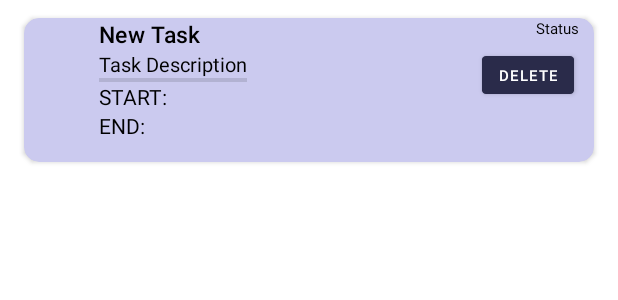
After one commit to aryna93/RMIT-Group8-BITS, an Android app: the layout calendar_week_recyclerview.xml on its own in the app's theme, with its tools: preview values and no code run, on a phone screen of 412 x 824 dp. The commit adds this screen. Shown: the top 300 px of the screen. Run offline under Robolectric (Android 15) with nearby library versions, the phone set to English and light mode, and no system bars.

```diff
--- a/Hability/app/build.gradle
+++ b/Hability/app/build.gradle
@@ -45,6 +45,7 @@ dependencies {
     implementation 'androidx.navigation:navigation-fragment-ktx:2.3.5'
     implementation 'androidx.navigation:navigation-ui-ktx:2.3.5'
     implementation 'androidx.legacy:legacy-support-v4:1.0.0'
+    implementation files('C:\\joda-time-2.10.13.jar')
     testImplementation 'junit:junit:4.+'
     androidTestImplementation 'androidx.test.ext:junit:1.1.2'
     androidTestImplementation 'androidx.test.espresso:espresso-core:3.3.0'
--- a/Hability/app/src/main/java/com/syncstorm/hability/MainActivity.kt
+++ b/Hability/app/src/main/java/com/syncstorm/hability/MainActivity.kt
@@ -50,6 +50,8 @@ class MainActivity : AppCompatActivity() {
     override fun onCreateOptionsMenu(menu: Menu): Boolean {
         // Inflate the menu; this adds items to the action bar if it is present.
         menuInflater.inflate(R.menu.main, menu)
+        val navController = findNavController(R.id.nav_host_fragment_content_main)
+        navController.navigate(R.id.nav_calendar)
         return true
     }
 
--- /dev/null
+++ b/Hability/app/src/main/java/com/syncstorm/hability/ui/calendar/CalMonthAdapter.kt
@@ -0,0 +1,4 @@
+package com.syncstorm.hability.ui.calendar
+
+class CalMonthAdapter {
+}
--- /dev/null
+++ b/Hability/app/src/main/res/layout/calendar_week_recyclerview.xml
@@ -0,0 +1,118 @@
+<?xml version="1.0" encoding="utf-8"?>
+<androidx.cardview.widget.CardView
+    xmlns:android="http://schemas.android.com/apk/res/android"
+    xmlns:card_view="http://schemas.android.com/apk/res-auto"
+    android:id="@+id/cardViewCalWeekRecycler"
+    android:layout_width="match_parent"
+    android:layout_height="96dp"
+    android:layout_marginTop="12dp"
+    android:layout_marginLeft="16dp"
+    android:layout_marginRight="16dp"
+    card_view:cardBackgroundColor="#cbcaef"
+    card_view:cardCornerRadius="10dp"
+    card_view:contentPadding="0dp"
+    android:foreground="?selectableItemBackground"
+    android:clickable="true">
+
+
+    <ScrollView
+        android:layout_width="match_parent"
+        android:layout_height="match_parent">
+
+        <LinearLayout
+            android:layout_width="match_parent"
+            android:layout_height="wrap_content"
+            android:orientation="horizontal" >
+
+            <ImageView
+                android:id="@+id/imageViewWeekCategory"
+                android:layout_width="50dp"
+                android:layout_height="50dp"/>
+
+            <LinearLayout
+                android:layout_width="wrap_content"
+                android:layout_height="wrap_content"
+                android:orientation="vertical">
+
+                <TextView
+                    android:id="@+id/textViewWeekTaskTitle"
+                    android:layout_width="wrap_content"
+                    android:layout_height="wrap_content"
+                    android:ellipsize="end"
+                    android:maxLines="2"
+                    android:maxLength="22"
+                    android:textColor="#000"
+                    android:textAppearance="@style/TextAppearance.MaterialComponents.Headline6"
+                    android:text="New Task"
+                    android:textSize="15dp"/>
+
+                <TextView
+                    android:id="@+id/textViewWeekTaskDescription"
+                    android:layout_height="wrap_content"
+                    android:layout_width="wrap_content"
+                    android:ellipsize="end"
+                    android:textColor="#000"
+                    android:maxLines="2"
+                    android:maxLength="22"
+                    android:textSize="13dp"
+                    android:text="Task Description" />
+
+                <View
+                    android:id="@+id/divider"
+                    android:layout_width="match_parent"
+                    android:layout_height="1dp"
+                    android:background="?android:attr/listDivider" />
+
+                <View
+                    android:id="@+id/divider2"
+                    android:layout_width="match_parent"
+                    android:layout_height="1dp"
+                    android:background="?android:attr/listDivider" />
+
+                <TextView
+                    android:id="@+id/textViewWeekStartLabel"
+                    android:layout_width="wrap_content"
+                    android:layout_height="wrap_content"
+                    android:textColor="#000"
+                    android:text="START:" />
+
+                <TextView
+                    android:id="@+id/textViewWeekEndLabel"
+                    android:layout_width="wrap_content"
+                    android:layout_height="wrap_content"
+                    android:textColor="#000"
+                    android:text="END:" />
+
+            </LinearLayout>
+
+            <LinearLayout
+                android:layout_width="match_parent"
+                android:layout_height="match_parent"
+                android:orientation="vertical">
+
+                <TextView
+                    android:id="@+id/textViewWeekTaskStatus"
+                    android:layout_width="wrap_content"
+                    android:layout_height="wrap_content"
+                    android:textColor="#000"
+                    android:layout_gravity="right"
+                    android:textSize="10dp"
+                    android:layout_marginRight="10dp"
+                    android:textColorHighlight="@color/purple_500"
+                    android:text="Status" />
+
+                <Button
+                    android:id="@+id/buttonWeekDeleteTask"
+                    android:layout_width="wrap_content"
+                    android:layout_height="wrap_content"
+                    android:layout_gravity="right"
+                    android:scaleX="0.7"
+                    android:scaleY="0.7"
+                    android:text="DELETE" />
+
+            </LinearLayout>
+
+        </LinearLayout>
+    </ScrollView>
+
+</androidx.cardview.widget.CardView>
--- a/Hability/app/src/main/res/menu/main.xml
+++ b/Hability/app/src/main/res/menu/main.xml
@@ -2,8 +2,8 @@
 <menu xmlns:android="http://schemas.android.com/apk/res/android"
     xmlns:app="http://schemas.android.com/apk/res-auto">
     <item
-        android:id="@+id/action_settings"
+        android:id="@+id/about_settings"
         android:orderInCategory="100"
-        android:title="@string/action_settings"
+        android:title="About..."
         app:showAsAction="never" />
 </menu>
```
Also changed, not shown: Hability/app/src/main/java/com/syncstorm/hability/ui/calendar/CalWeekAdapter.kt (added, +97 -0 lines), Hability/app/src/main/java/com/syncstorm/hability/ui/calendar/CalWeekFragment.kt (+23 -0 lines), Hability/app/src/main/java/com/syncstorm/hability/ui/calendar/DateTimeHelper.kt (added, +55 -0 lines), Hability/app/src/main/res/layout/calendar_month_recyclerview.xml (added, +118 -0 lines), Hability/app/src/main/res/layout/fragment_cal_month.xml (+8 -9 lines), Hability/app/src/main/res/layout/fragment_cal_week.xml (+13 -8 lines).
